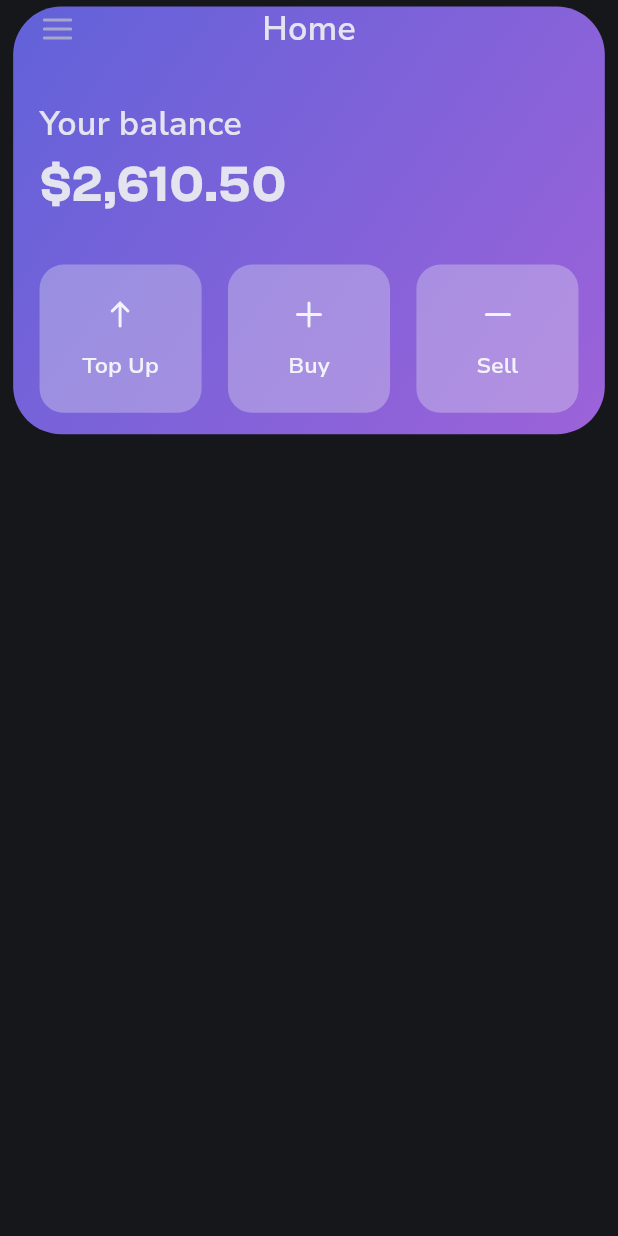
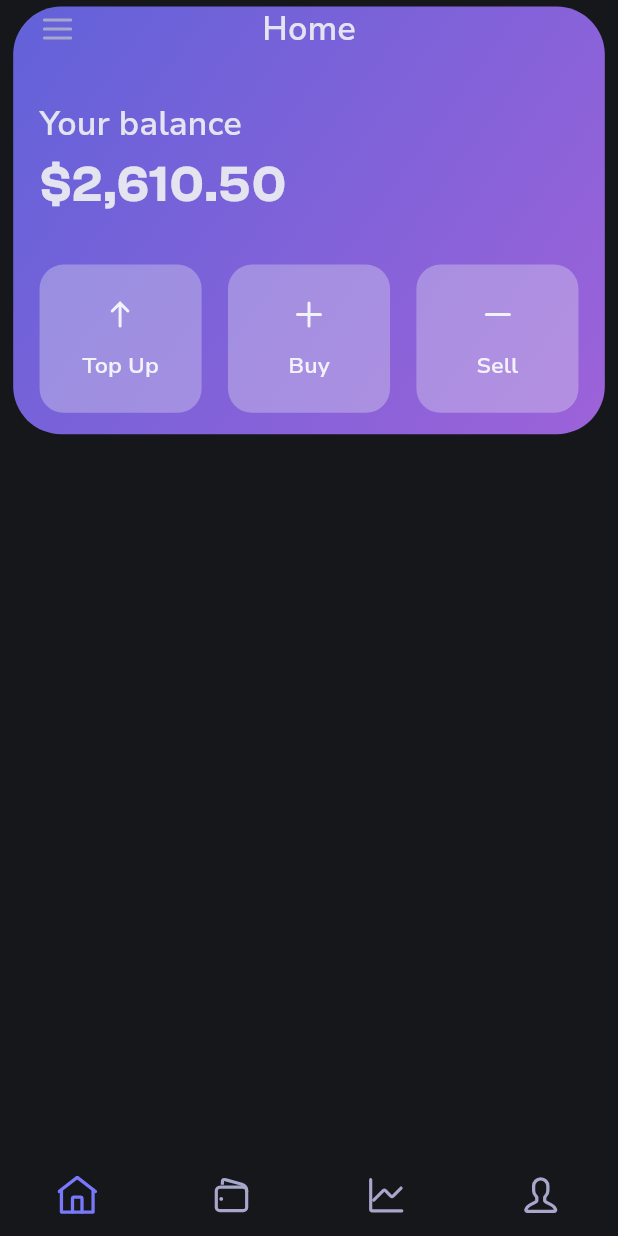
Before and after one commit to jabguru/crypto_app, a Flutter app: the screen it shows after launch, after a tap on "Get Started", on a phone screen of 412 x 824 dp. Run offline on Flutter 3.47's test engine with Material 3 defaults, Android fonts, the phone set to English and light mode, and no system bars; our stand-ins replace flutter_svg, vector_graphics.

Commit message:
added nav bar

```diff
--- a/lib/constants/colors.dart
+++ b/lib/constants/colors.dart
@@ -5,6 +5,7 @@ const Color kWhiteColor = Color(0xFFE4E4F0);
 const Color kStormGrey = Color(0xFFA7A7CC);
 const Color kLightGrey = Color(0xFFE4E4F0);
 const Color kSnowWhite = Color(0xFFF2F2FA);
+const Color kPrimaryPurple = Color(0xFF7878FA);
 
 const Gradient kPurplePinkGradient = LinearGradient(
   colors: [Color(0xFF6262D9), Color(0xFF9D62D9)],
--- /dev/null
+++ b/lib/screens/base_screen.dart
@@ -0,0 +1,53 @@
+import 'package:crypto_app/screens/home.dart';
+import 'package:crypto_app/services/base_screen.dart';
+import 'package:crypto_app/widgets/custom_bottom_nav_bar.dart';
+import 'package:flutter/material.dart';
+
+class BaseScreen extends StatefulWidget {
+  const BaseScreen({super.key});
+
+  @override
+  State<BaseScreen> createState() => _BaseScreenState();
+}
+
+class _BaseScreenState extends State<BaseScreen> {
+  int pageIndex = 0;
+
+  onPageChanged(int pageIndex) {
+    setState(() {
+      this.pageIndex = pageIndex;
+    });
+  }
+
+  onTap(int pageIndex) {
+    BaseScreenService.basePageController.animateToPage(
+      pageIndex,
+      duration: BaseScreenService.basePageControllerDuration,
+      curve: BaseScreenService.basePageControllerCurves,
+    );
+  }
+
+  @override
+  Widget build(BuildContext context) {
+    return PopScope(
+      canPop: false,
+      child: Scaffold(
+        body: PageView(
+          controller: BaseScreenService.basePageController,
+          onPageChanged: onPageChanged,
+          physics: const NeverScrollableScrollPhysics(),
+          children: const <Widget>[
+            HomeScreen(),
+            SizedBox.shrink(),
+            SizedBox.shrink(),
+            SizedBox.shrink(),
+          ],
+        ),
+        bottomNavigationBar: CustomBottomNavBar(
+          pageIndex: pageIndex,
+          onTap: onTap,
+        ),
+      ),
+    );
+  }
+}
--- a/lib/screens/onboarding.dart
+++ b/lib/screens/onboarding.dart
@@ -1,6 +1,6 @@
 import 'package:crypto_app/constants/size.dart';
 import 'package:crypto_app/gen/assets.gen.dart';
-import 'package:crypto_app/screens/home.dart';
+import 'package:crypto_app/screens/base_screen.dart';
 import 'package:crypto_app/widgets/button.dart';
 import 'package:flutter/material.dart';
 
@@ -49,7 +49,7 @@ class OnboardingScreen extends StatelessWidget {
                       onTap: () => Navigator.pushReplacement(
                         context,
                         MaterialPageRoute(
-                          builder: (context) => HomeScreen(),
+                          builder: (context) => BaseScreen(),
                         ),
                       ),
                     ),
--- /dev/null
+++ b/lib/services/base_screen.dart
@@ -0,0 +1,51 @@
+import 'package:flutter/material.dart';
+
+enum BottomNavScreens {
+  home,
+  portfolio,
+  trade,
+  profile,
+}
+
+class BaseScreenService {
+  static PageController basePageController = PageController();
+  static Duration basePageControllerDuration =
+      const Duration(milliseconds: 300);
+  static Cubic basePageControllerCurves = Curves.easeInOut;
+
+  static goTo(BottomNavScreens screen) {
+    try {
+      if (basePageController.hasClients) {
+        basePageController.animateToPage(
+          getPageIndex(screen),
+          duration: basePageControllerDuration,
+          curve: basePageControllerCurves,
+        );
+      }
+    } catch (e) {
+      print(e);
+      if (basePageController.hasClients) {
+        basePageController.jumpToPage(getPageIndex(screen));
+      }
+    }
+  }
+
+  static int getPageIndex(BottomNavScreens screen) {
+    switch (screen) {
+      case BottomNavScreens.home:
+        return 0;
+
+      case BottomNavScreens.portfolio:
+        return 1;
+
+      case BottomNavScreens.trade:
+        return 2;
+
+      case BottomNavScreens.profile:
+        return 3;
+
+      default:
+        return 0;
+    }
+  }
+}
--- /dev/null
+++ b/lib/services/url_service.dart
@@ -0,0 +1,5 @@
+class UrlService {
+  static String fixtures = 'https://v3.football.api-sports.io/fixtures';
+  static String statistics =
+      'https://v3.football.api-sports.io/fixtures/statistics';
+}
--- /dev/null
+++ b/lib/widgets/custom_bottom_nav_bar.dart
@@ -0,0 +1,77 @@
+import 'package:crypto_app/constants/colors.dart';
+import 'package:crypto_app/constants/size.dart';
+import 'package:crypto_app/gen/assets.gen.dart';
+import 'package:crypto_app/services/base_screen.dart';
+import 'package:flutter/cupertino.dart';
+
+class CustomBottomNavBar extends StatelessWidget {
+  const CustomBottomNavBar({
+    super.key,
+    required this.pageIndex,
+    required this.onTap,
+  });
+
+  final int pageIndex;
+  final ValueChanged<int> onTap;
+
+  @override
+  Widget build(BuildContext context) {
+    bool needsPadding = MediaQuery.of(context).viewPadding.bottom > 0;
+
+    double iconWidth = eqW(24.0);
+
+    return DecoratedBox(
+      decoration: const BoxDecoration(
+        color: kScaffoldColor,
+      ),
+      child: Padding(
+        padding: EdgeInsets.only(top: needsPadding ? 16.0 : 0),
+        child: CupertinoTabBar(
+          backgroundColor: kScaffoldColor,
+          currentIndex: pageIndex,
+          onTap: onTap,
+          activeColor: kPrimaryPurple,
+          inactiveColor: kStormGrey,
+          border: null,
+          items: [
+            BottomNavigationBarItem(
+              icon: Assets.images.tabHome.svg(
+                width: iconWidth,
+                colorFilter: ColorFilter.mode(
+                  pageIndex ==
+                          BaseScreenService.getPageIndex(BottomNavScreens.home)
+                      ? kPrimaryPurple
+                      : kStormGrey,
+                  BlendMode.srcIn,
+                ),
+              ),
+            ),
+            BottomNavigationBarItem(
+              icon: Assets.images.tabPortfolio.svg(
+                width: iconWidth,
+                colorFilter: ColorFilter.mode(
+                  pageIndex ==
+                          BaseScreenService.getPageIndex(
+                              BottomNavScreens.portfolio)
+                      ? kPrimaryPurple
+                      : kStormGrey,
+                  BlendMode.srcIn,
+                ),
+              ),
+            ),
+            BottomNavigationBarItem(
+              icon: Assets.images.tabTrade.svg(
+                width: iconWidth,
+              ),
+            ),
+            BottomNavigationBarItem(
+              icon: Assets.images.tabAccount.svg(
+                width: iconWidth,
+              ),
+            ),
+          ],
+        ),
+      ),
+    );
+  }
+}
```
